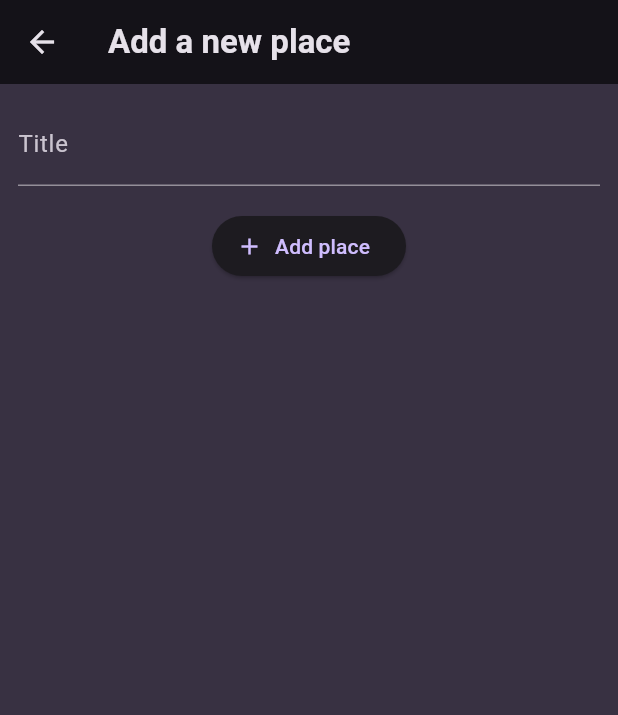
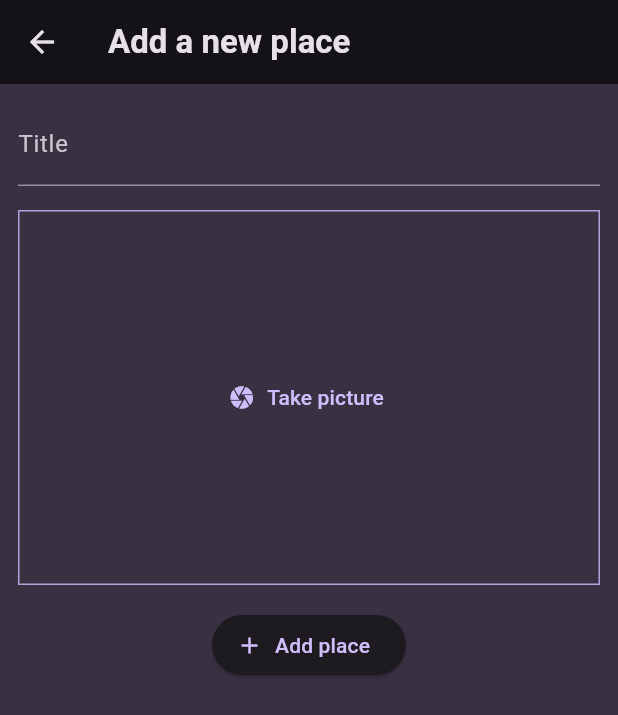
Before and after one commit to zhengx55/flutter_favorite_place, a Flutter app: the AddPlaceScreen screen opened directly, after a tap on "Add place", on a phone screen of 412 x 824 dp. Shown: the top 715 px of the screen. Run offline on Flutter 3.47's test engine with Material 3 defaults, Android fonts, the phone set to English and light mode, and no system bars; our stand-ins replace flutter_riverpod, google_fonts, image_picker.

Commit message:
camera functionality

```diff
--- a/lib/model/place.dart
+++ b/lib/model/place.dart
@@ -1,10 +1,13 @@
+import 'dart:io';
+
 import 'package:uuid/uuid.dart';
 
 const uuid = Uuid();
 
 class Place {
-  Place({required this.title}) : id = uuid.v4();
+  Place({required this.title, required this.image}) : id = uuid.v4();
 
   final String id;
   final String title;
+  final File image;
 }
--- a/lib/providers/user_places.dart
+++ b/lib/providers/user_places.dart
@@ -1,11 +1,13 @@
+import 'dart:io';
+
 import 'package:flutter_favorite_place/model/place.dart';
 import 'package:flutter_riverpod/flutter_riverpod.dart';
 
 class UserPlacesNotifier extends StateNotifier<List<Place>> {
   UserPlacesNotifier() : super(const []);
 
-  void addPlace(String title) {
-    final newPlace = Place(title: title);
+  void addPlace(String title, File image) {
+    final newPlace = Place(title: title, image: image);
     state = [...state, newPlace];
   }
 }
--- a/lib/screens/add_place.dart
+++ b/lib/screens/add_place.dart
@@ -1,5 +1,8 @@
+import 'dart:io';
+
 import 'package:flutter/material.dart';
 import 'package:flutter_favorite_place/providers/user_places.dart';
+import 'package:flutter_favorite_place/widgets/image_input.dart';
 import 'package:flutter_riverpod/flutter_riverpod.dart';
 
 class AddPlaceScreen extends ConsumerStatefulWidget {
@@ -11,12 +14,15 @@ class AddPlaceScreen extends ConsumerStatefulWidget {
 
 class _AddPlaceScreenState extends ConsumerState<AddPlaceScreen> {
   final _titleController = TextEditingController();
+  File? _selectedImage;
   void _savePlace() {
     final enteredText = _titleController.text;
-    if (enteredText.isEmpty) {
+    if (enteredText.isEmpty || _selectedImage == null) {
       return;
     }
-    ref.read(userplacesProvider.notifier).addPlace(enteredText);
+    ref
+        .read(userplacesProvider.notifier)
+        .addPlace(enteredText, _selectedImage!);
     Navigator.of(context).pop();
   }
 
@@ -45,6 +51,12 @@ class _AddPlaceScreenState extends ConsumerState<AddPlaceScreen> {
               controller: _titleController,
             ),
             const SizedBox(height: 16),
+            ImageInput(
+              onPickImage: (image) {
+                _selectedImage = image;
+              },
+            ),
+            const SizedBox(height: 16),
             ElevatedButton.icon(
                 onPressed: _savePlace,
                 icon: const Icon(Icons.add),
--- a/lib/widgets/image_input.dart
+++ b/lib/widgets/image_input.dart
@@ -0,0 +1,55 @@
+import 'dart:io';
+
+import 'package:flutter/material.dart';
+import 'package:image_picker/image_picker.dart';
+
+class ImageInput extends StatefulWidget {
+  const ImageInput({super.key, required this.onPickImage});
+  final void Function(File image) onPickImage;
+  @override
+  State<ImageInput> createState() => _ImageInputState();
+}
+
+class _ImageInputState extends State<ImageInput> {
+  File? _selectedImage;
+  void _takePicture() async {
+    final imagePicker = ImagePicker();
+    final image =
+        await imagePicker.pickImage(source: ImageSource.camera, maxWidth: 600);
+    if (image == null) {
+      return;
+    }
+    setState(() {
+      _selectedImage = File(image.path);
+    });
+    widget.onPickImage(_selectedImage!);
+  }
+
+  @override
+  Widget build(BuildContext context) {
+    Widget content = TextButton.icon(
+        onPressed: _takePicture,
+        icon: const Icon(Icons.camera),
+        label: const Text('Take picture'));
+    if (_selectedImage != null) {
+      content = Image.file(
+        _selectedImage!,
+        fit: BoxFit.cover,
+        width: double.infinity,
+        height: double.infinity,
+      );
+    }
+    return Container(
+      decoration: BoxDecoration(
+        border: Border.all(
+          width: 1,
+          color: Theme.of(context).colorScheme.primary.withOpacity(0.8),
+        ),
+      ),
+      alignment: Alignment.center,
+      height: 250,
+      width: double.infinity,
+      child: content,
+    );
+  }
+}
--- a/lib/widgets/places_list.dart
+++ b/lib/widgets/places_list.dart
@@ -1,5 +1,6 @@
 import 'package:flutter/material.dart';
 import 'package:flutter_favorite_place/model/place.dart';
+import 'package:flutter_favorite_place/screens/place_detail.dart';
 
 class PlacesList extends StatelessWidget {
   const PlacesList({super.key, required this.places});
@@ -25,7 +26,10 @@ class PlacesList extends StatelessWidget {
                 .textTheme
                 .titleMedium!
                 .copyWith(color: Theme.of(context).colorScheme.onBackground)),
-        onTap: () {},
+        onTap: () {
+          Navigator.of(context).push(MaterialPageRoute(
+              builder: (ctx) => PlaceDetailScreen(place: places[i])));
+        },
       ),
     );
   }
--- a/pubspec.yaml
+++ b/pubspec.yaml
@@ -38,6 +38,7 @@ dependencies:
   google_fonts: ^6.1.0
   uuid: ^4.3.3
   flutter_riverpod: ^2.4.10
+  image_picker: ^1.0.7
 
 dev_dependencies:
   flutter_test:
```
Also changed, not shown: lib/screens/place_detail.dart (+24 -0 lines), lib/widgets/location_input.dart (+23 -0 lines), pubspec.lock, 7 other files.
